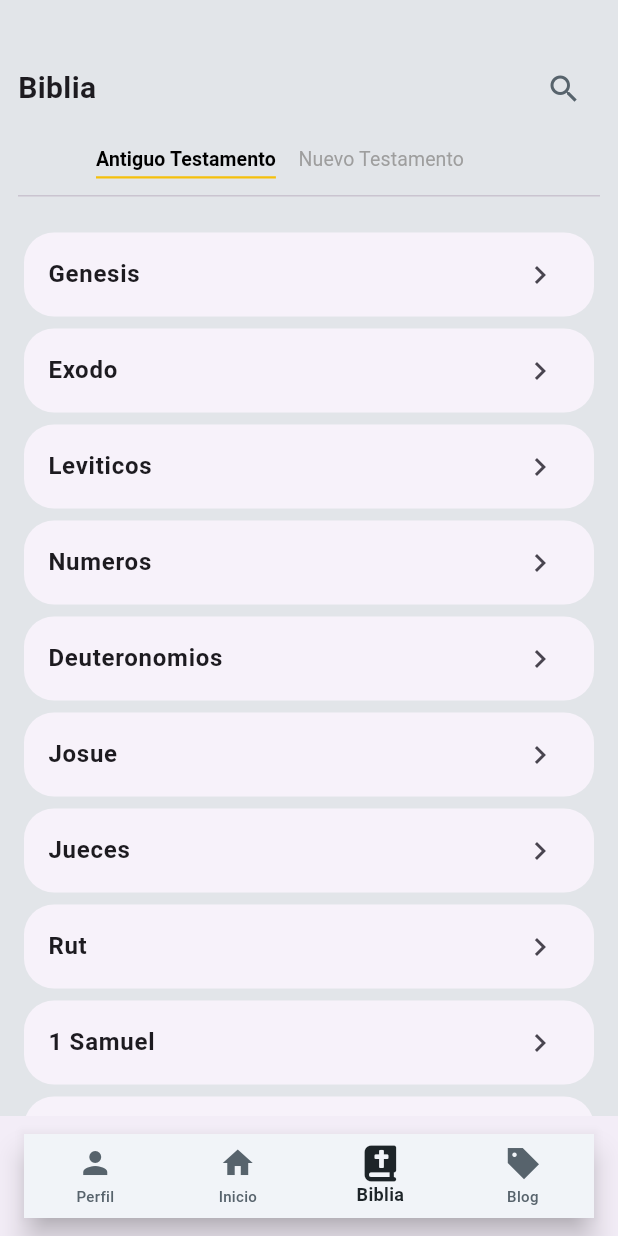
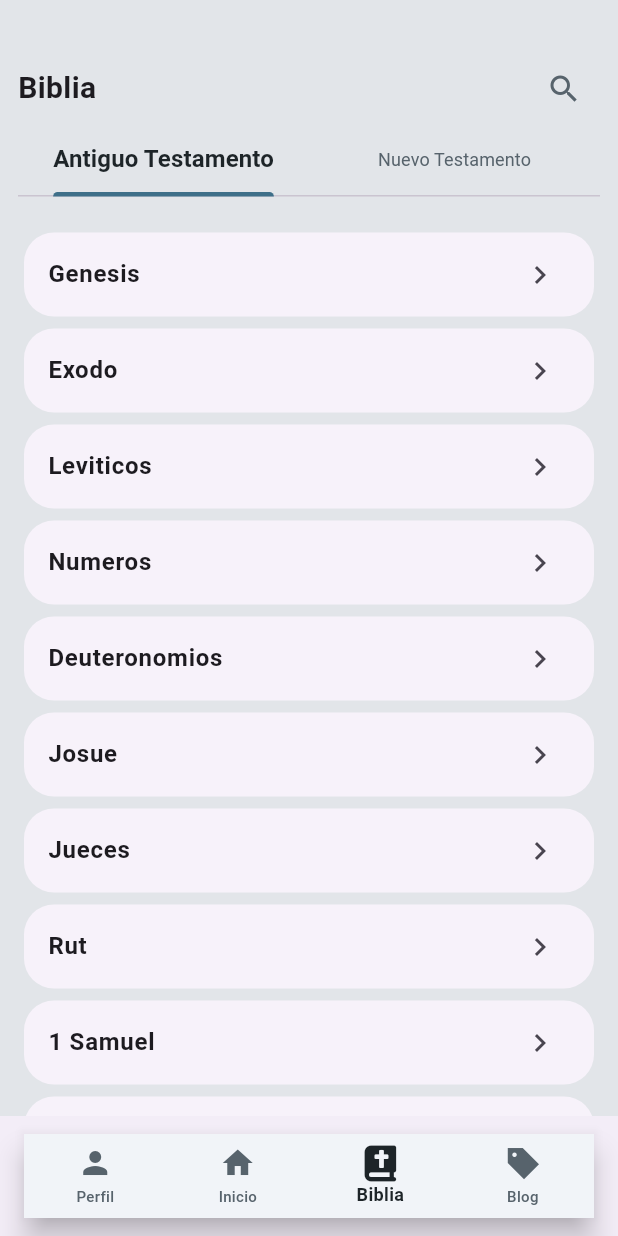
Before and after one commit to UNAV-ISC/rpsp_rep, a Flutter app: the screen it shows after launch, item 3 of the bottom bar chosen, on a phone screen of 412 x 824 dp. Run offline on Flutter 3.47's test engine with Material 3 defaults, Android fonts, the phone set to English and light mode, and no system bars; our stand-ins replace flutter_switch, font_awesome_flutter, get, image_picker, shared_preferences, table_calendar and 1 more; missing offline and left inert: flutter_inappwebview; accounts and stored records are empty.

Commit message:
G_themes

```diff
--- a/lib/app/modules/bible/components_extra/bible_card.dart
+++ b/lib/app/modules/bible/components_extra/bible_card.dart
@@ -14,19 +14,14 @@ class _BlibleCard extends StatelessWidget {
 
   @override
   Widget build(BuildContext context) {
-    final _prefs = StoragePrefs();
     return Card(
       elevation: 0,
       shape: RoundedRectangleBorder(borderRadius: BorderRadius.circular(20)),
       child: ButtonCard(
           child: ListTile(
-            title: Text(
-              title,
-              style: const TextStyle(
-                fontWeight: FontWeight.bold,
-                fontSize: 16,
-              ),
-            ),
+            title: Text(title,
+                style:
+                    const TextStyle(fontWeight: FontWeight.bold, fontSize: 16)),
             trailing: const Icon(Icons.chevron_right),
           ),
           onTap: () {
--- a/lib/app/modules/bible/components_extra/bible_tab.dart
+++ b/lib/app/modules/bible/components_extra/bible_tab.dart
@@ -8,31 +8,19 @@ class _BibleTab extends GetView<BibleController> {
     return DefaultTabController(
       length: 2,
       child: Scaffold(
-        ///Cambios de tema
-        //backgroundColor: _prefs.isDarkMode? const Color.fromARGB(255, 41, 61, 77):const Color.fromARGB(255, 255, 255, 255),
-        /////
         appBar: TabBar(
           controller: _.tabController,
-          labelStyle: const TextStyle(
-              color: Colors.black, fontWeight: FontWeight.bold, fontSize: 13),
-          labelColor: _prefs.isDarkMode ? Colors.white : Colors.black,
-          unselectedLabelColor: Colors.grey,
+          labelStyle:
+              const TextStyle(fontWeight: FontWeight.bold, fontSize: 16),
           unselectedLabelStyle:
-              const TextStyle(fontWeight: FontWeight.normal, fontSize: 13),
-          indicator: const UnderlineTabIndicator(
-              borderSide: BorderSide(
-                width: 1.5,
-                color: Color(0xffF5C00B),
-              ),
-              insets: EdgeInsets.only(left: 0, right: 15, bottom: 12)),
-          isScrollable: true,
-          labelPadding: const EdgeInsets.only(left: 0, right: 0),
+              const TextStyle(fontWeight: FontWeight.normal, fontSize: 12),
+          indicatorColor: Theme.of(context).indicatorColor,
           tabs: [
             const Tab(text: 'Antiguo Testamento'),
             const Tab(text: 'Nuevo Testamento'),
           ]
               .map((label) => Padding(
-                    padding: const EdgeInsets.only(right: 15),
+                    padding: const EdgeInsets.only(right: 0),
                     child: Tab(text: "${label.text}"),
                   ))
               .toList(),
--- a/lib/app/modules/bible/views/bible_view.dart
+++ b/lib/app/modules/bible/views/bible_view.dart
@@ -1,10 +1,7 @@
 import 'package:flutter/material.dart';
-
 import 'package:get/get.dart';
-//import 'package:rpsp_main/app/modules/home/views/home_view.dart';
 import 'package:rpsp_main/app/modules/text/views/text_view.dart';
 import 'package:rpsp_main/app/shared/global_widgets/buttons/buttom_card.dart';
-import 'package:rpsp_main/app/shared/theme/theme_dark.dart';
 
 import '../controllers/bible_controller.dart';
 import 'app_bar_custom.dart'; // Actualiza la ruta según la ubicación real del archivo
--- a/lib/app/modules/bible/views/bible_view2.dart
+++ b/lib/app/modules/bible/views/bible_view2.dart
@@ -1,10 +1,8 @@
 import 'package:flutter/material.dart';
 
 import 'package:get/get.dart';
-//import 'package:rpsp_main/app/modules/home/views/home_view.dart';
 import 'package:rpsp_main/app/modules/text/views/text_view.dart';
 import 'package:rpsp_main/app/shared/global_widgets/buttons/buttom_card.dart';
-//import '../components_extra/bible_tab.dart';
 import '../controllers/bible_controller.dart';
 import 'app_bar_custom.dart'; // Actualiza la ruta según la ubicación real del archivo
 import 'package:rpsp_main/app/shared/share_prefs/storage_prefs.dart';
--- a/lib/app/modules/blog/views/blog_view.dart
+++ b/lib/app/modules/blog/views/blog_view.dart
@@ -13,12 +13,13 @@ class _BlogViewState extends State<BlogView> {
   Widget build(BuildContext context) {
     return Scaffold(
       appBar: AppBar(
+        backgroundColor: Theme.of(context).scaffoldBackgroundColor,
         title: const Text('Blog RPSP'),
       ),
       body: WebViewWidget(
         controller: WebViewController()
           ..setJavaScriptMode(JavaScriptMode.unrestricted)
-          ..setBackgroundColor(const Color(0x00000000))
+          ..setBackgroundColor(Theme.of(context).scaffoldBackgroundColor)
           ..setNavigationDelegate(
             NavigationDelegate(
               onProgress: (int progress) {
@@ -28,7 +29,8 @@ class _BlogViewState extends State<BlogView> {
               onPageFinished: (String url) {},
               onWebResourceError: (WebResourceError error) {},
               onNavigationRequest: (NavigationRequest request) {
-                if (request.url.startsWith('https://www.youtube.com/')) {
+                if (request.url
+                    .startsWith('https://reavivados.adventistasumn.org/')) {
                   return NavigationDecision.prevent;
                 }
                 return NavigationDecision.navigate;
--- a/lib/app/modules/home/components/home_card.dart
+++ b/lib/app/modules/home/components/home_card.dart
@@ -22,8 +22,6 @@ class _HomeCard extends StatelessWidget {
         onTap: onPressed,
         child: ListTile(
           contentPadding: const EdgeInsets.symmetric(horizontal: 15),
-          //visualDensity: VisualDensity.compact,
-          // contentPadding: EdgeInsets.only(left: 15, right: 0),
           leading: icon,
           title: Text(
             title,
--- a/lib/app/modules/video_player/views/video_youtube.dart
+++ b/lib/app/modules/video_player/views/video_youtube.dart
@@ -98,12 +98,13 @@ class _YouTubeVideoListScreenState extends State<YouTubeVideoListScreen> {
   Widget build(BuildContext context) {
     return Scaffold(
       appBar: AppBar(
+        backgroundColor: Theme.of(context).scaffoldBackgroundColor,
         title: const Text('Reavivados por su Palabra'),
       ),
       body: WebViewWidget(
         controller: WebViewController()
           ..setJavaScriptMode(JavaScriptMode.unrestricted)
-          ..setBackgroundColor(const Color(0x00000000))
+          ..setBackgroundColor(Theme.of(context).scaffoldBackgroundColor)
           ..setNavigationDelegate(
             NavigationDelegate(
               onProgress: (int progress) {
--- a/lib/app/shared/theme/theme.dart
+++ b/lib/app/shared/theme/theme.dart
@@ -2,8 +2,7 @@ import 'package:flutter/material.dart';
 import 'package:rpsp_main/app/shared/theme/theme_dark.dart';
 
 ThemeData themeLight() {
-  print('themeLight');
-  return ThemeData(
+  return ThemeData.light().copyWith(
       //canvasColor: const Color.fromARGB(255, 20, 24, 27),
       cardColor: const Color.fromARGB(255, 255, 255, 255),
       brightness: Brightness.light,
@@ -23,14 +22,19 @@ ThemeData themeLight() {
       appBarTheme: const AppBarTheme(
           iconTheme: IconThemeData(color: scaffoldBackgroundColor),
           actionsIconTheme: IconThemeData(color: scaffoldBackgroundColor)),
-
       bottomNavigationBarTheme: const BottomNavigationBarThemeData(
         backgroundColor: Color.fromARGB(255, 241, 244, 248),
         selectedItemColor: Color.fromARGB(255, 29, 36, 40),
         unselectedItemColor: Color.fromARGB(255, 87, 99, 108),
-      selectedIconTheme: IconThemeData(color: Color.fromARGB(255, 29, 36, 40)),
+        selectedIconTheme:
+            IconThemeData(color: Color.fromARGB(255, 29, 36, 40)),
         showUnselectedLabels: true,
       ),
+      tabBarTheme: const TabBarTheme(
+        indicatorColor: Color.fromARGB(255, 29, 36, 40),
+        labelColor: Color.fromARGB(255, 29, 36, 40),
+        unselectedLabelColor: Color.fromARGB(255, 87, 99, 108),
+      )
 
       //Botones
 
```
Also changed, not shown: lib/app/modules/bible/components/bible_card.dart (+3 -4 lines), lib/app/modules/bible/components/bible_tab.dart (+4 -13 lines), lib/app/modules/bible/components/book_modal.dart (+5 -11 lines), lib/app/modules/bible/components_extra/book_modal.dart (+7 -15 lines), lib/app/modules/bible/components_extra/chapter_card.dart (+3 -18 lines), lib/app/modules/egw/views/egw_view.dart (+4 -3 lines), lib/app/shared/theme/theme_dark.dart (+6 -5 lines). Lines whose indentation alone changed are shown as unchanged.
